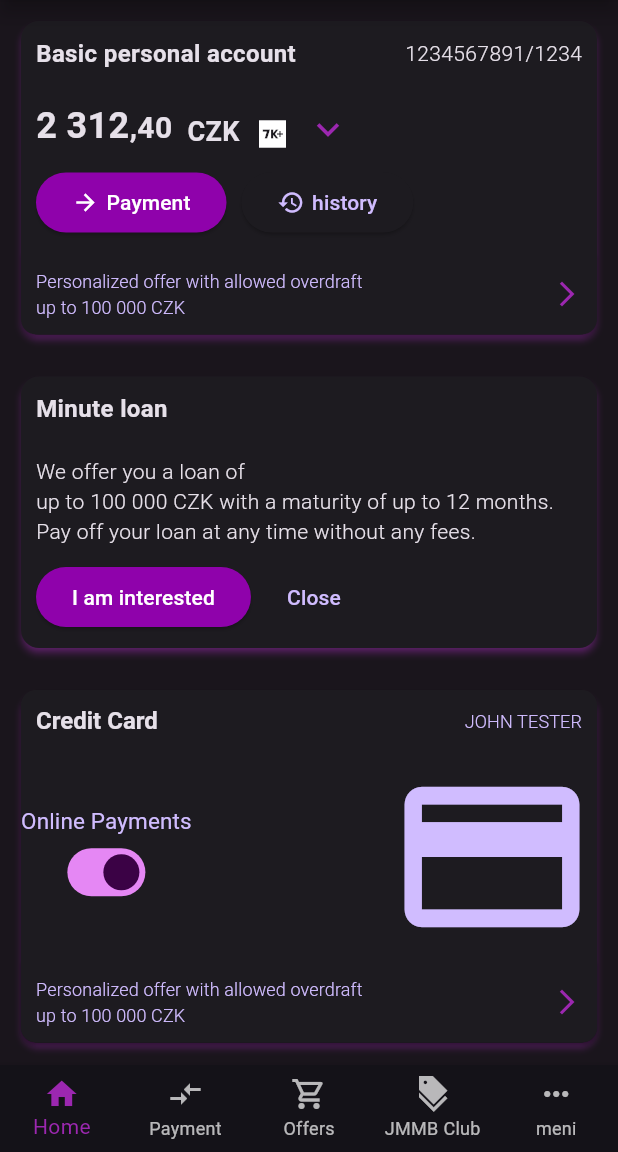
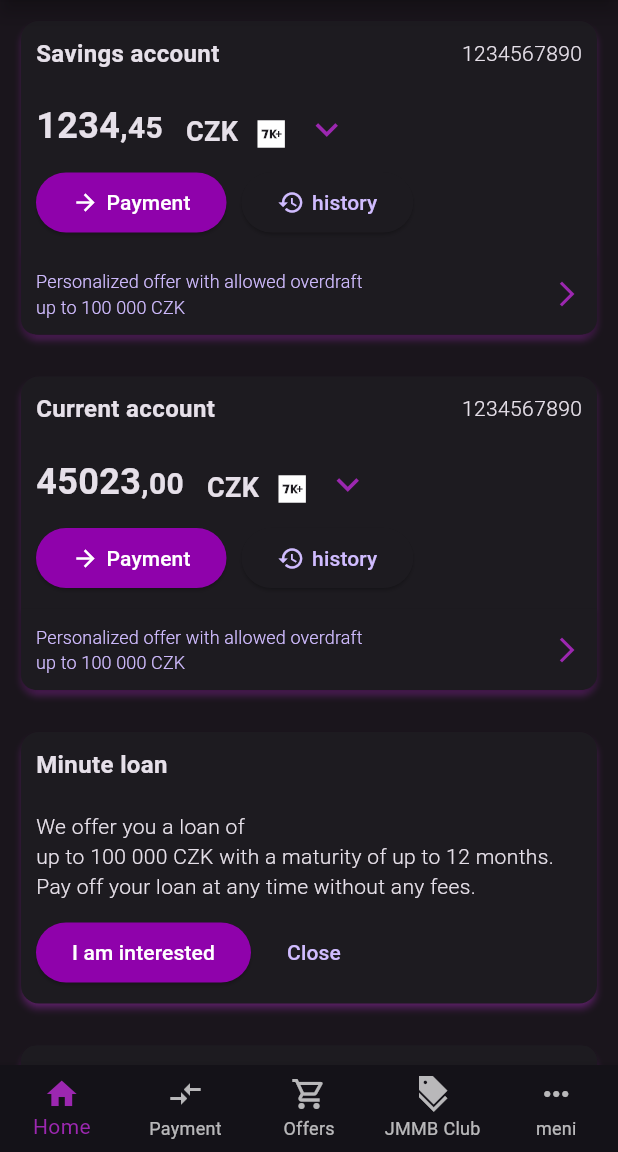
Before and after one commit to JanMtlk/jm_mock_bank, a Flutter app: the screen it shows after launch, on a phone screen of 412 x 824 dp, the part 84-1236 px from its top. Run offline on Flutter 3.47's test engine with Material 2 defaults, Android fonts, the light colour scheme and no system bars; our stand-ins replace get, logger.

Commit message:
added accounts controller and connected it to homePage

```diff
--- /dev/null
+++ b/lib/application/state/accounts/accounts_controller.dart
@@ -0,0 +1,91 @@
+// ignore_for_file: constant_identifier_names
+
+import 'package:get/get.dart';
+
+class AccountsController extends GetxController {
+  AccountsState accountsState = AccountsState.initial;
+  List<Account> accountsList = [];
+
+  void initialize() async {
+    // Logger().i("accounts init");
+    accountsState = AccountsState.loading;
+    update();
+    // Delayed
+    await Future.delayed(const Duration(seconds: 1), () {
+      accountsList = [
+        Account(
+          accountName: "Savings account",
+          accountNumber: "1234567890",
+          accountType: AccountType.savings,
+          accountBalance: 1234.45,
+          accountCurrency: AccountCurrency.CZK,
+          accountStatus: AccountStatus.active,
+          accountBranch: "Brno",
+        ),
+        Account(
+          accountName: "Current account",
+          accountNumber: "1234567890",
+          accountType: AccountType.current,
+          accountBalance: 45023,
+          accountCurrency: AccountCurrency.CZK,
+          accountStatus: AccountStatus.active,
+          accountBranch: "Brno",
+        ),
+      ];
+      accountsState = AccountsState.loaded;
+      update();
+      // Logger().i("new auth state ${accountsState.runtimeType}");
+    });
+  }
+}
+
+class Account {
+  final String accountName;
+  final String accountNumber;
+  final AccountType accountType;
+  final double accountBalance;
+  final AccountCurrency accountCurrency;
+  final AccountStatus accountStatus;
+  final String accountBranch;
+
+  Account({
+    this.accountName = "",
+    this.accountNumber = "",
+    this.accountType = AccountType.basic,
+    this.accountBalance = 1234.45,
+    this.accountCurrency = AccountCurrency.CZK,
+    this.accountStatus = AccountStatus.active,
+    this.accountBranch = "",
+  });
+}
+
+enum AccountsState {
+  initial,
+  loading,
+  loaded,
+  error,
+}
+
+enum AccountType {
+  basic,
+  savings,
+  current,
+  joint,
+  business,
+}
+
+enum AccountCurrency {
+  CZK,
+  EUR,
+  USD,
+  GBP,
+  CHF,
+}
+
+enum AccountStatus {
+  active,
+  inactive,
+  pending,
+  closed,
+  blocked,
+}
--- a/lib/presentation/core/home_page_views/home_page_view.dart
+++ b/lib/presentation/core/home_page_views/home_page_view.dart
@@ -1,4 +1,6 @@
 import 'package:flutter/material.dart';
+import 'package:get/get.dart';
+import 'package:jm_mock_bank/application/state/accounts/accounts_controller.dart';
 import 'package:jm_mock_bank/presentation/ui_widgets/account_card.dart';
 import 'package:jm_mock_bank/presentation/ui_widgets/card_card.dart';
 import 'package:jm_mock_bank/presentation/ui_widgets/offer_card.dart';
@@ -8,12 +10,15 @@ class HomePageView extends StatelessWidget {
 
   @override
   Widget build(BuildContext context) {
-    return ListView(
-      children: const [
-        AccountCard(),
-        OfferCard(),
-        CardCard(),
-      ],
+    return GetBuilder<AccountsController>(
+      builder: (accountsController) => ListView(
+        children: [
+          for (var account in accountsController.accountsList)
+            AccountCard(account: account),
+          const OfferCard(),
+          const CardCard(),
+        ],
+      ),
     );
   }
 }
--- a/lib/presentation/core/start_app/start_app.dart
+++ b/lib/presentation/core/start_app/start_app.dart
@@ -1,5 +1,6 @@
 import 'package:flutter/material.dart';
 import 'package:get/get.dart';
+import 'package:jm_mock_bank/application/state/accounts/accounts_controller.dart';
 import 'package:jm_mock_bank/application/state/approve_actions/approve_actions_controller.dart';
 import 'package:jm_mock_bank/application/state/initial_loading/initial_loading_controller.dart';
 import 'package:jm_mock_bank/application/state/new_payment_controller.dart';
@@ -34,6 +35,10 @@ initControllers() async {
   );
 
   Get.put(NewPaymentController());
+  final AccountsController accountsController = Get.put(
+    AccountsController(),
+  );
+  accountsController.initialize();
   initialLoadingController.initialize();
   approveActionsController.initialize();
 }
--- a/lib/presentation/single_pages/account_page.dart
+++ b/lib/presentation/single_pages/account_page.dart
@@ -14,7 +14,7 @@ class AccountPage extends StatelessWidget {
           ),
           body: ListView(
             children: [
-              const AccountCard(),
+              // const AccountCard(),
               const TabBar(isScrollable: true, tabs: [
                 Tab(text: "Overview"),
                 Tab(text: "Transactions"),
--- a/lib/presentation/single_pages/approve_actions_page.dart
+++ b/lib/presentation/single_pages/approve_actions_page.dart
@@ -11,17 +11,13 @@ class ApproveActionsPage extends StatefulWidget {
 }
 
 class _ApproveActionsPageState extends State<ApproveActionsPage> {
-  final ApproveActionsController _approveActionsController = Get.put(
-    ApproveActionsController(),
-  );
   @override
   Widget build(BuildContext context) {
     return Scaffold(
       appBar: AppBar(
         title: const Text("JMM Key"),
       ),
-      body: GetBuilder(
-        init: _approveActionsController,
+      body: GetBuilder<ApproveActionsController>(
         builder: (controller) {
           if (controller.approveActionsState is ApproveActionsLoaded) {
             final List<String> approveActions =
--- a/lib/presentation/ui_widgets/account_card.dart
+++ b/lib/presentation/ui_widgets/account_card.dart
@@ -1,6 +1,7 @@
 import 'package:flutter/material.dart';
 import 'package:flutter/services.dart';
 import 'package:get/get.dart';
+import 'package:jm_mock_bank/application/state/accounts/accounts_controller.dart';
 import 'package:jm_mock_bank/presentation/core/home_page.dart';
 import 'package:jm_mock_bank/presentation/single_pages/account_page.dart';
 import 'package:jm_mock_bank/presentation/ui_widgets/contained.dart';
@@ -9,7 +10,8 @@ import 'package:jm_mock_bank/utils/constants.dart';
 import 'package:logger/logger.dart';
 
 class AccountCard extends StatelessWidget {
-  const AccountCard({super.key});
+  final Account account;
+  const AccountCard({super.key, required this.account});
 
   @override
   Widget build(BuildContext context) {
@@ -25,18 +27,18 @@ class AccountCard extends StatelessWidget {
             children: [
               Contained(
                 child: Row(children: [
-                  const Expanded(
+                  Expanded(
                     child: Text(
-                      "Basic personal account",
-                      style:
-                          TextStyle(fontSize: 16, fontWeight: FontWeight.bold),
+                      account.accountName,
+                      style: const TextStyle(
+                          fontSize: 16, fontWeight: FontWeight.bold),
                     ),
                   ),
                   GestureDetector(
                     onLongPress: () {
                       // Copy text to clipboard
-                      String text = "1234567891/1234";
-                      Clipboard.setData(ClipboardData(text: text));
+                      Clipboard.setData(
+                          ClipboardData(text: account.accountName));
                       ScaffoldMessenger.of(context).showSnackBar(
                         const SnackBar(
                           showCloseIcon: true,
@@ -44,48 +46,48 @@ class AccountCard extends StatelessWidget {
                         ),
                       );
                     },
-                    child: const Text(
-                      "1234567891/1234",
-                      style:
-                          TextStyle(fontSize: 14, fontWeight: FontWeight.w300),
+                    child: Text(
+                      account.accountNumber,
+                      style: const TextStyle(
+                          fontSize: 14, fontWeight: FontWeight.w300),
                     ),
                   ),
                 ]),
               ),
               Contained(
                 child: Column(children: [
-                  const Row(
+                  Row(
                     crossAxisAlignment: CrossAxisAlignment.end,
                     children: [
                       Text(
-                        "2 312",
-                        style: TextStyle(
+                        account.accountBalance.floor().toString(),
+                        style: const TextStyle(
                             fontSize: 24, fontWeight: FontWeight.bold),
                       ),
                       Padding(
-                        padding: EdgeInsets.only(bottom: 1.0),
+                        padding: const EdgeInsets.only(bottom: 1.0),
                         child: Text(
-                          ",40",
-                          style: TextStyle(
+                          ",${(account.accountBalance % 1).toString().length > 3 ? (account.accountBalance % 1).toString().substring(2, 4) : "00"} ",
+                          style: const TextStyle(
                               fontSize: 20, fontWeight: FontWeight.bold),
                         ),
                       ),
-                      SizedBox(
+                      const SizedBox(
                         width: 10,
                       ),
                       Text(
-                        "CZK",
-                        style: TextStyle(
+                        account.accountCurrency.name,
+                        style: const TextStyle(
                             fontSize: 18, fontWeight: FontWeight.bold),
                       ),
-                      SizedBox(
+                      const SizedBox(
                         width: 10,
                       ),
-                      Icon(Icons.seven_k_plus_sharp),
-                      SizedBox(
+                      const Icon(Icons.seven_k_plus_sharp),
+                      const SizedBox(
                         width: 10,
                       ),
-                      Icon(
+                      const Icon(
                         Icons.keyboard_arrow_down,
                         size: 30,
                         color: Colors.purple,
```
Also changed, not shown: 1 other file.
